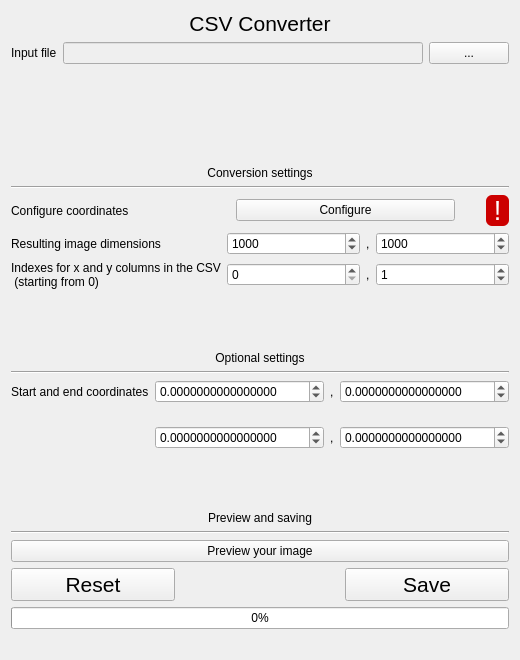
Before: the Qt Designer form csvwindow.ui in vikipedia48/Lara, drawn with Qt 5.
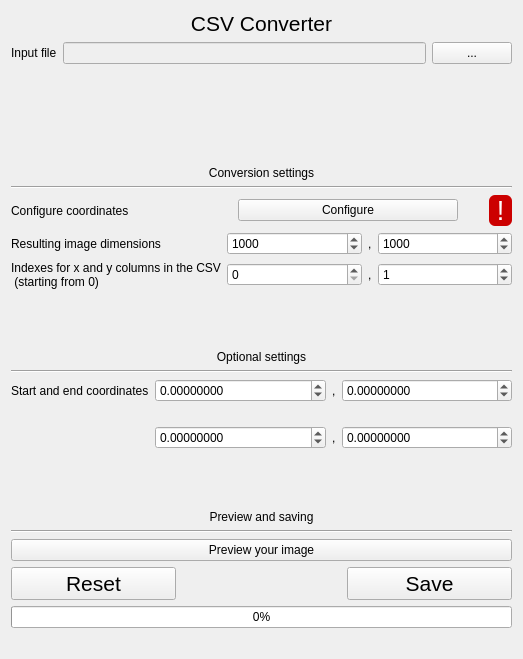
After: the same form once the commit is applied.

```diff
--- a/csvwindow.ui
+++ b/csvwindow.ui
@@ -6,8 +6,8 @@
    <rect>
     <x>0</x>
     <y>0</y>
-    <width>520</width>
-    <height>660</height>
+    <width>523</width>
+    <height>659</height>
    </rect>
   </property>
   <property name="windowTitle">
@@ -319,7 +319,7 @@
           </sizepolicy>
          </property>
          <property name="decimals">
-          <number>16</number>
+          <number>8</number>
          </property>
          <property name="minimum">
           <double>-100000000.000000000000000</double>
@@ -345,7 +345,7 @@
           </sizepolicy>
          </property>
          <property name="decimals">
-          <number>16</number>
+          <number>8</number>
          </property>
          <property name="minimum">
           <double>-100000000.000000000000000</double>
@@ -368,7 +368,7 @@
           </sizepolicy>
          </property>
          <property name="decimals">
-          <number>16</number>
+          <number>8</number>
          </property>
          <property name="minimum">
           <double>-100000000.000000000000000</double>
@@ -394,7 +394,7 @@
           </sizepolicy>
          </property>
          <property name="decimals">
-          <number>16</number>
+          <number>8</number>
          </property>
          <property name="minimum">
           <double>-100000000.000000000000000</double>
```
